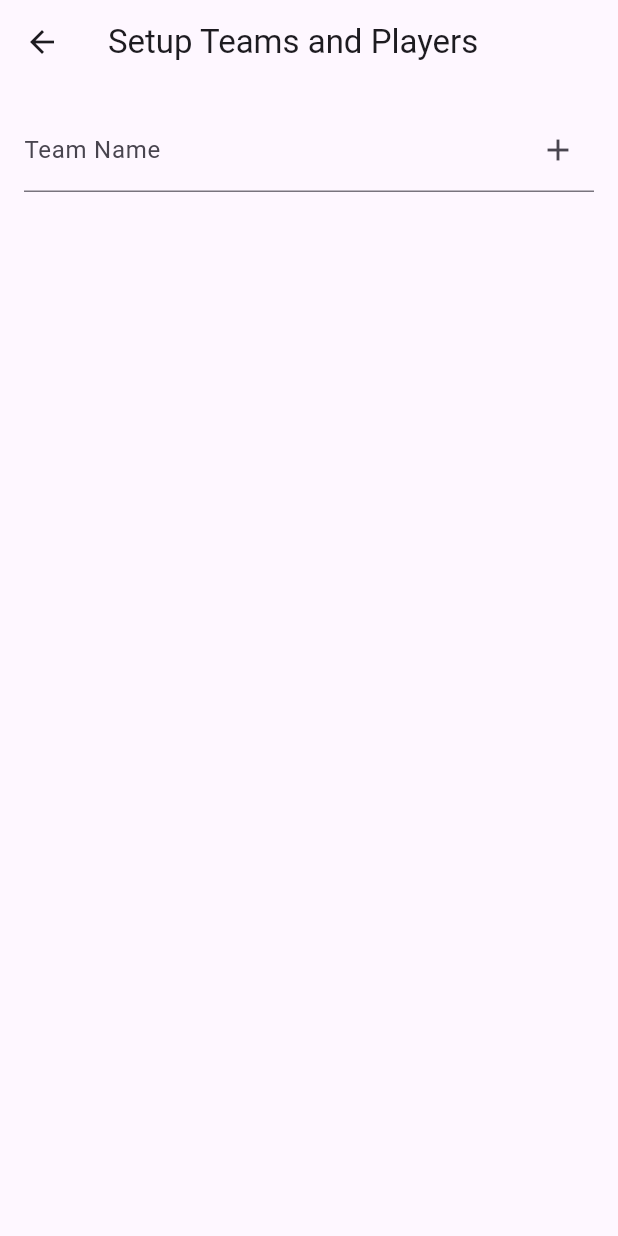
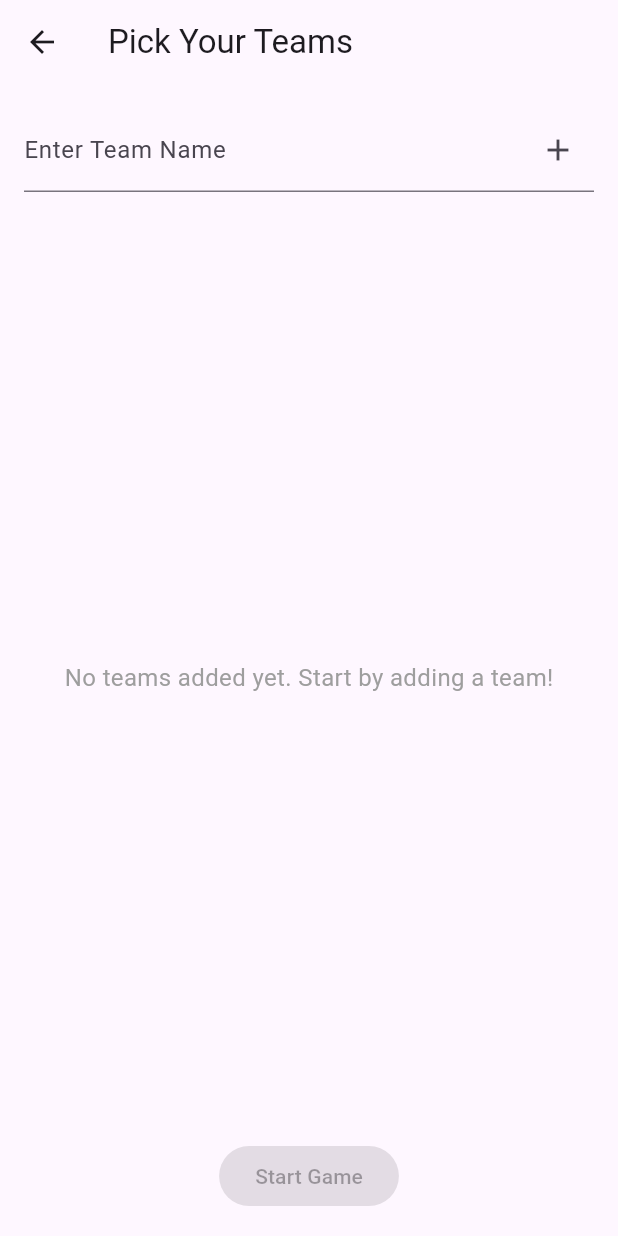
Before and after one commit to KhalilHen/30-seconds, a Flutter app: the SetupTeamsPage screen opened directly, on a phone screen of 412 x 824 dp. Run offline on Flutter 3.47's test engine with Material 3 defaults, Android fonts, the phone set to English and light mode, and no system bars; missing offline and left inert: flame.

Commit message:
Improved the UI, and made a start button (not functional)

```diff
--- a/thirty_seconds/lib/pages/setup_teams.dart
+++ b/thirty_seconds/lib/pages/setup_teams.dart
@@ -10,13 +10,14 @@ class _SetupTeamsPageState extends State<SetupTeamsPage> {
   final Map<String, List<String>> players = {};
 
   final TextEditingController teamController = TextEditingController();
-  final TextEditingController playerController = TextEditingController();
+  final Map<String, TextEditingController> playerController = {};
 
   void addPlayer(String team) {
-    if (playerController.text.isNotEmpty) {
+    final controller = playerController[team];
+    if (controller != null && controller.text.isNotEmpty) {
       setState(() {
-        players[team]?.add(playerController.text);
-        playerController.clear();
+        players[team]?.add(controller.text.trim());
+        controller.clear();
       });
     }
   }
@@ -24,18 +25,35 @@ class _SetupTeamsPageState extends State<SetupTeamsPage> {
   void addTeam() {
     if (teamController.text.isNotEmpty) {
       setState(() {
-        teams.add(teamController.text);
-        players[teamController.text] = [];
+        final teamName = teamController.text.trim();
+        if (!teams.contains(teamName)) teams.add(teamName);
+        players[teamName] = [];
+        playerController[teamName] = TextEditingController();
         teamController.clear();
       });
     }
+  }
+
+  bool canStartGame() {
+    if (teams.length < 2) return false;
+    for (var team in teams) {
+      if ((players[team]?.length ?? 0) < 2) return false;
+    }
+    return true;
+  }
+
+  @override
+  void dispose() {
+    teamController.dispose();
+    playerController.values.forEach((controller) => controller.dispose());
+    super.dispose();
   }
 
   @override
   Widget build(BuildContext context) {
     return Scaffold(
       appBar: AppBar(
-        title: Text('Setup Teams and Players'),
+        title: Text('Pick Your Teams'),
       ),
       body: Padding(
         padding: const EdgeInsets.all(16.0),
@@ -44,30 +62,47 @@ class _SetupTeamsPageState extends State<SetupTeamsPage> {
             TextFormField(
               controller: teamController,
               decoration: InputDecoration(
-                labelText: 'Team Name',
-                hintText: 'Team 1',
+                labelText: 'Enter Team Name',
                 suffixIcon: IconButton(
                   icon: Icon(Icons.add),
                   onPressed: addTeam,
                 ),
               ),
+              validator: (value) {
+                if (value == null || value.isEmpty) {
+                  return 'Please enter a team name';
+                }
+              },
             ),
+            const SizedBox(height: 16.0),
             Expanded(
-              child: ListView.builder(
+              child: teams.isEmpty
+                  ? Center(
+                      child: Text(
+                        'No teams added yet. Start by adding a team!',
+                        style: TextStyle(fontSize: 16.0, color: Colors.grey),
+                      ),
+                    )
+                  : ListView.builder(
                       itemCount: teams.length,
                       itemBuilder: (context, index) {
                         final team = teams[index];
-                  return ExpansionTile(
-                    title: Text(team),
+                        return Card(
+                          margin: const EdgeInsets.symmetric(vertical: 8.0),
+                          child: ExpansionTile(
+                            title: Text(
+                              team,
+                              style: TextStyle(
+                                fontWeight: FontWeight.bold,
+                                fontSize: 16.0,
+                              ),
+                            ),
                             children: [
-                      ListView.builder(
-                        shrinkWrap: true,
-                        itemCount: players[team]?.length ?? 0,
-                        itemBuilder: (context, playerIndex) {
-                          return ListTile(
-                            title: Text(players[team]![playerIndex]),
-                          );
-                        },
+                              if (players[team]?.isNotEmpty ?? false)
+                                ...players[team]!.map(
+                                  (player) => ListTile(
+                                    title: Text(player),
+                                  ),
                                 ),
                               Padding(
                                 padding: const EdgeInsets.all(8.0),
@@ -75,12 +110,15 @@ class _SetupTeamsPageState extends State<SetupTeamsPage> {
                                   children: [
                                     Expanded(
                                       child: TextFormField(
-                                controller: playerController,
+                                          controller: playerController[team],
                                           decoration: InputDecoration(
-                                  labelText: 'Player Name',
-                                  hintText: 'Player 1',
+                                            labelText: 'Enter Player Name',
                                           ),
-                              ),
+                                          validator: (value) {
+                                            if (value == null || value.isEmpty) {
+                                              return "please enter a player name";
+                                            }
+                                          }),
                                     ),
                                     IconButton(
                                       icon: Icon(Icons.add),
@@ -90,9 +128,14 @@ class _SetupTeamsPageState extends State<SetupTeamsPage> {
                                 ),
                               ),
                             ],
+                          ),
                         );
                       },
                     ),
+            ),
+            ElevatedButton(
+              onPressed: null,
+              child: Text("Start Game"),
             ),
           ],
         ),
```
Lines whose indentation alone changed are shown as unchanged.
